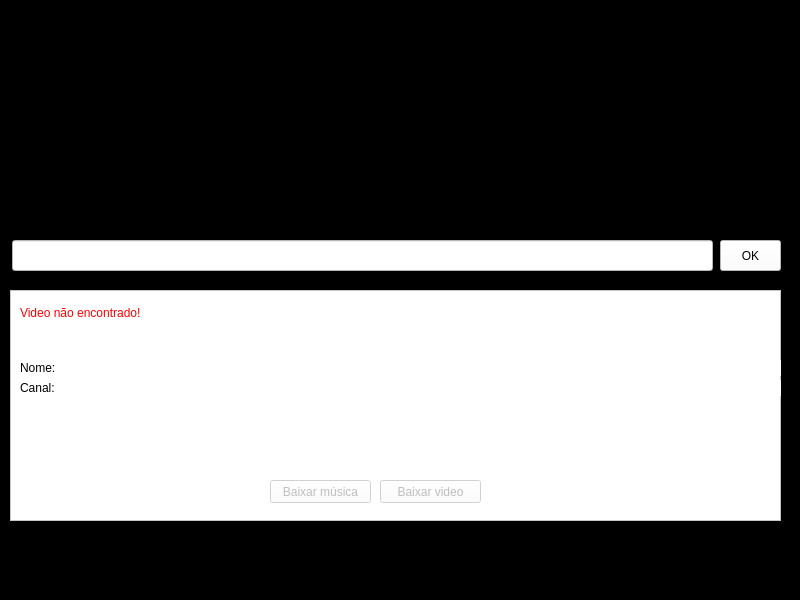
The window that ui/Main.ui (nixs-dev/YouTubeDownloader) describes before a commit, drawn with Qt 5.
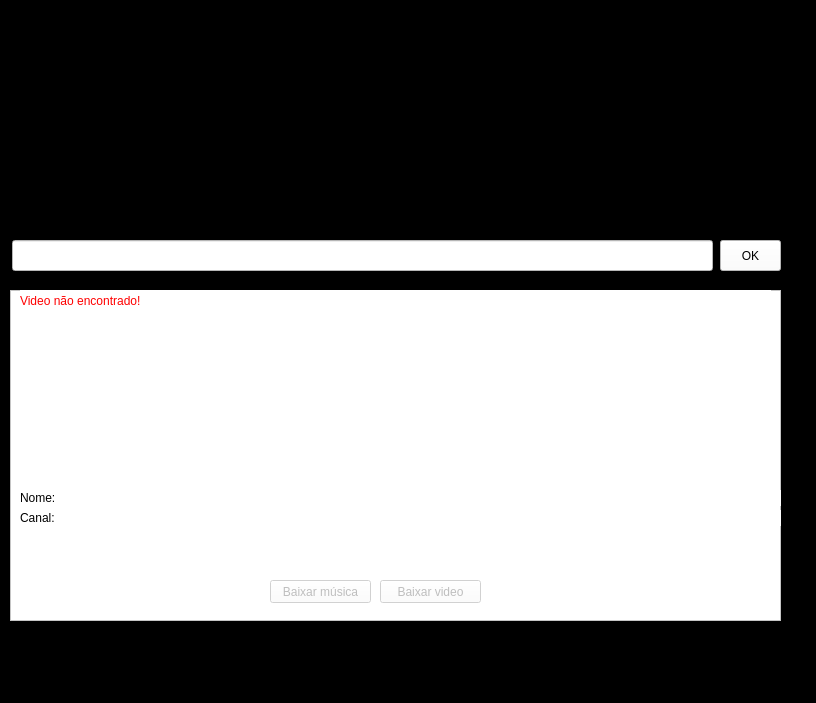
The same window after the commit. Icons and pictures are not drawn.

```diff
--- a/ui/Main.ui
+++ b/ui/Main.ui
@@ -6,8 +6,8 @@
    <rect>
     <x>0</x>
     <y>0</y>
-    <width>800</width>
-    <height>600</height>
+    <width>816</width>
+    <height>703</height>
    </rect>
   </property>
   <property name="windowTitle">
@@ -71,7 +71,7 @@
       <x>10</x>
       <y>290</y>
       <width>771</width>
-      <height>231</height>
+      <height>331</height>
      </rect>
     </property>
     <property name="styleSheet">
@@ -87,7 +87,7 @@
      <property name="geometry">
       <rect>
        <x>10</x>
-       <y>12</y>
+       <y>0</y>
        <width>751</width>
        <height>21</height>
       </rect>
@@ -103,7 +103,7 @@
      <property name="geometry">
       <rect>
        <x>10</x>
-       <y>70</y>
+       <y>200</y>
        <width>761</width>
        <height>16</height>
       </rect>
@@ -116,7 +116,7 @@
      <property name="geometry">
       <rect>
        <x>10</x>
-       <y>90</y>
+       <y>220</y>
        <width>761</width>
        <height>16</height>
       </rect>
@@ -132,7 +132,7 @@
      <property name="geometry">
       <rect>
        <x>260</x>
-       <y>190</y>
+       <y>290</y>
        <width>101</width>
        <height>23</height>
       </rect>
@@ -148,7 +148,7 @@
      <property name="geometry">
       <rect>
        <x>370</x>
-       <y>190</y>
+       <y>290</y>
        <width>101</width>
        <height>23</height>
       </rect>
@@ -162,7 +162,7 @@
     <property name="geometry">
      <rect>
       <x>10</x>
-      <y>542</y>
+      <y>670</y>
       <width>771</width>
       <height>31</height>
      </rect>
@@ -178,7 +178,7 @@
     <property name="geometry">
      <rect>
       <x>10</x>
-      <y>580</y>
+      <y>640</y>
       <width>771</width>
       <height>16</height>
      </rect>
```
Left out of the diff: 19 changed lines with no effect on the pictures.
